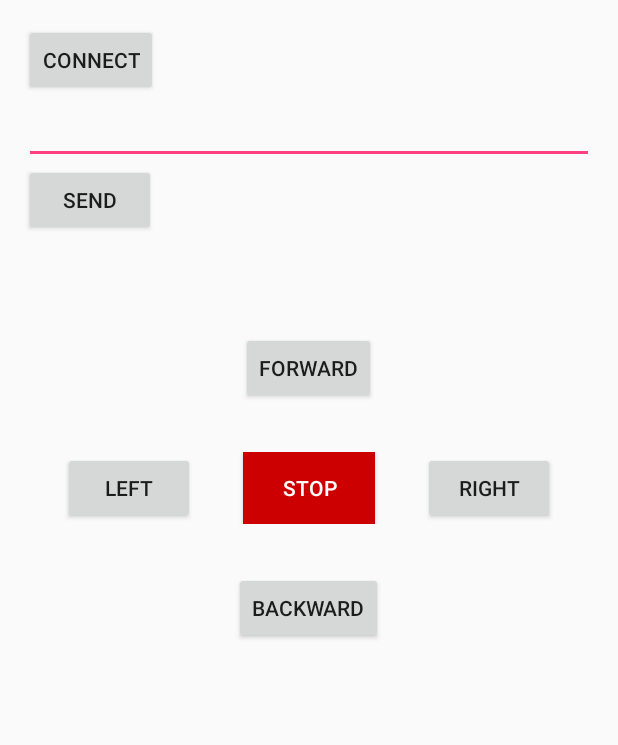
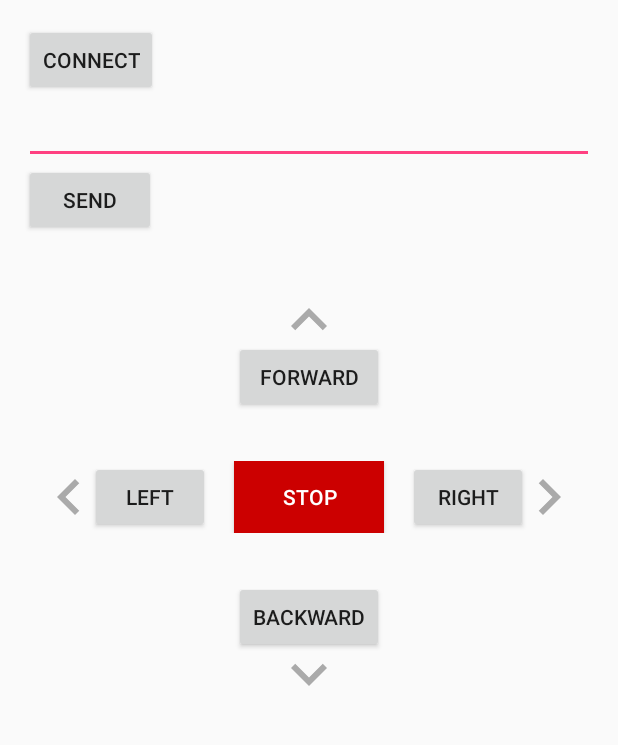
Before and after one commit to brunofalmeida/DrivingRobot-Android, an Android app: the screen it shows after launch (MainActivity), on a phone screen of 412 x 824 dp, the part 137-882 px from its top. Run offline under Robolectric (Android 15) with nearby library versions, the phone set to English and light mode, and no system bars.

Commit message:
Add indicator arrows for directions

```diff
--- /dev/null
+++ b/DrivingRobot/app/src/main/res/drawable/arrow_with_stem.xml
@@ -0,0 +1,10 @@
+<?xml version="1.0" encoding="utf-8"?>
+<vector android:height="155dp"
+    android:viewportHeight="24.0"
+    android:viewportWidth="24.0"
+    android:width="155dp"
+    xmlns:android="http://schemas.android.com/apk/res/android">
+    <path
+        android:fillColor="#FFFFFF"
+        android:pathData="M4,12l1.41,1.41L11,7.83V20h2V7.83l5.58,5.59L20,12l-8,-8 -8,8z"/>
+</vector>
--- /dev/null
+++ b/DrivingRobot/app/src/main/res/drawable/arrow_without_stem.xml
@@ -0,0 +1,10 @@
+<?xml version="1.0" encoding="utf-8"?>
+<vector xmlns:android="http://schemas.android.com/apk/res/android"
+    android:width="48dp"
+    android:height="48dp"
+    android:viewportWidth="24.0"
+    android:viewportHeight="24.0">
+    <path
+        android:pathData="M7.41,15.41L12,10.83l4.59,4.58L18,14l-6,-6 -6,6z"
+        android:fillColor="#FFFFFF" />
+</vector>
--- a/DrivingRobot/app/src/main/res/layout/activity_main.xml
+++ b/DrivingRobot/app/src/main/res/layout/activity_main.xml
@@ -40,11 +40,20 @@
         android:layout_width="wrap_content"
         android:layout_height="wrap_content"
         android:orientation="vertical"
-        android:layout_marginTop="64dp"
+        android:layout_marginTop="32dp"
         android:layout_gravity="center_horizontal">
 
+        <ImageButton
+            android:layout_width="wrap_content"
+            android:layout_height="wrap_content"
+            android:src="@drawable/arrow_without_stem"
+            android:background="@android:color/transparent"
+            android:layout_gravity="center_horizontal"
+            android:tint="@android:color/darker_gray"
+            android:layout_marginBottom="-10dp"/>
+
         <Button
-            android:layout_width="wrap_content"
+            android:layout_width="100dp"
             android:layout_height="wrap_content"
             android:text="Forward"
             android:onClick="forwardButtonTapped"
@@ -54,35 +63,61 @@
             android:layout_width="wrap_content"
             android:layout_height="wrap_content"
             android:layout_marginTop="32dp">
-            <Button
+            <ImageButton
                 android:layout_width="wrap_content"
                 android:layout_height="wrap_content"
-                android:layout_marginRight="32dp"
+                android:src="@drawable/arrow_without_stem"
+                android:background="@android:color/transparent"
+                android:layout_marginRight="-10dp"
+                android:tint="@android:color/darker_gray"
+                android:rotation="-90"/>
+            <Button
+                android:layout_width="80dp"
+                android:layout_height="wrap_content"
                 android:text="Left"
                 android:onClick="leftButtonTapped" />
             <Button
-                android:layout_width="wrap_content"
+                android:layout_width="100dp"
                 android:layout_height="wrap_content"
                 android:text="Stop"
+                android:layout_marginLeft="16dp"
+                android:layout_marginRight="16dp"
                 android:textColor="@android:color/white"
                 android:background="@android:color/holo_red_dark"
                 android:onClick="stopButtonTapped"/>
             <Button
+                android:layout_width="80dp"
+                android:layout_height="wrap_content"
+                android:text="Right"
+                android:onClick="rightButtonTapped" />
+            <ImageButton
+                android:layout_marginLeft="-10dp"
                 android:layout_width="wrap_content"
                 android:layout_height="wrap_content"
-                android:layout_marginLeft="32dp"
-                android:text="Right"
-                android:onClick="rightButtonTapped" />
+                android:src="@drawable/arrow_without_stem"
+                android:background="@android:color/transparent"
+                android:tint="@android:color/darker_gray"
+                android:rotation="90"/>
         </LinearLayout>
 
         <Button
             android:layout_marginTop="32dp"
-            android:layout_width="wrap_content"
+            android:layout_width="100dp"
             android:layout_height="wrap_content"
             android:text="Backward"
             android:onClick="backwardButtonTapped"
             android:layout_gravity="center_horizontal" />
 
+        <ImageButton
+            android:layout_width="wrap_content"
+            android:layout_height="wrap_content"
+            android:src="@drawable/arrow_without_stem"
+            android:background="@android:color/transparent"
+            android:layout_marginTop="-10dp"
+            android:layout_gravity="center_horizontal"
+            android:tint="@android:color/darker_gray"
+            android:rotation="180"/>
+
     </LinearLayout>
 
 </LinearLayout>
```
